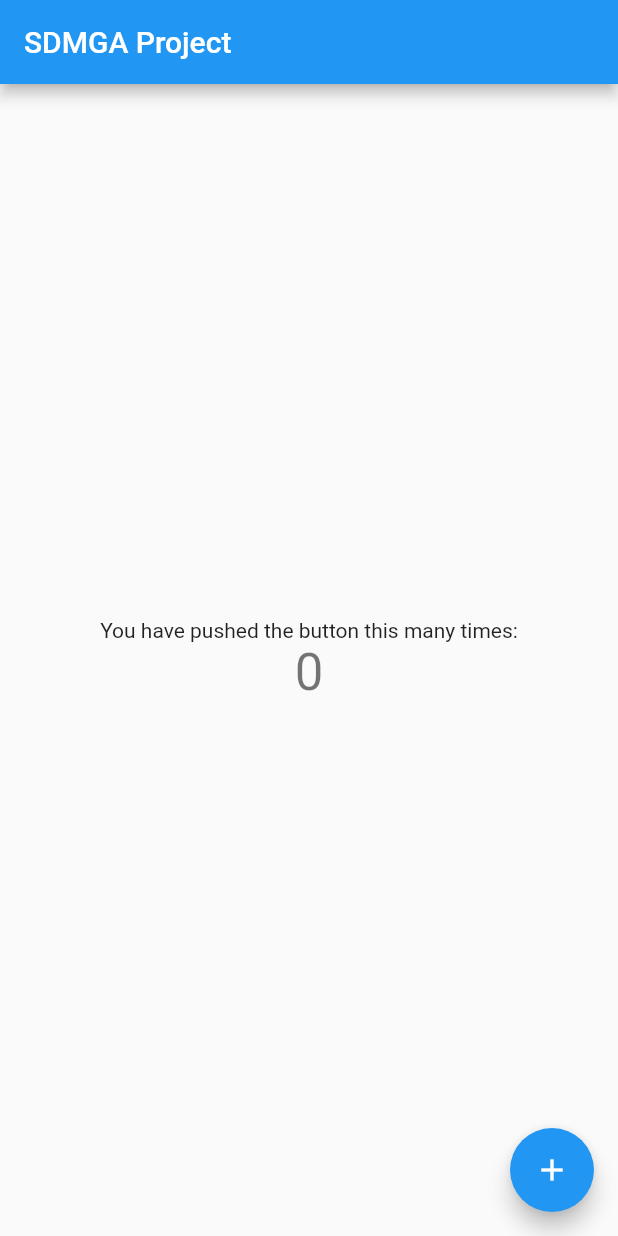
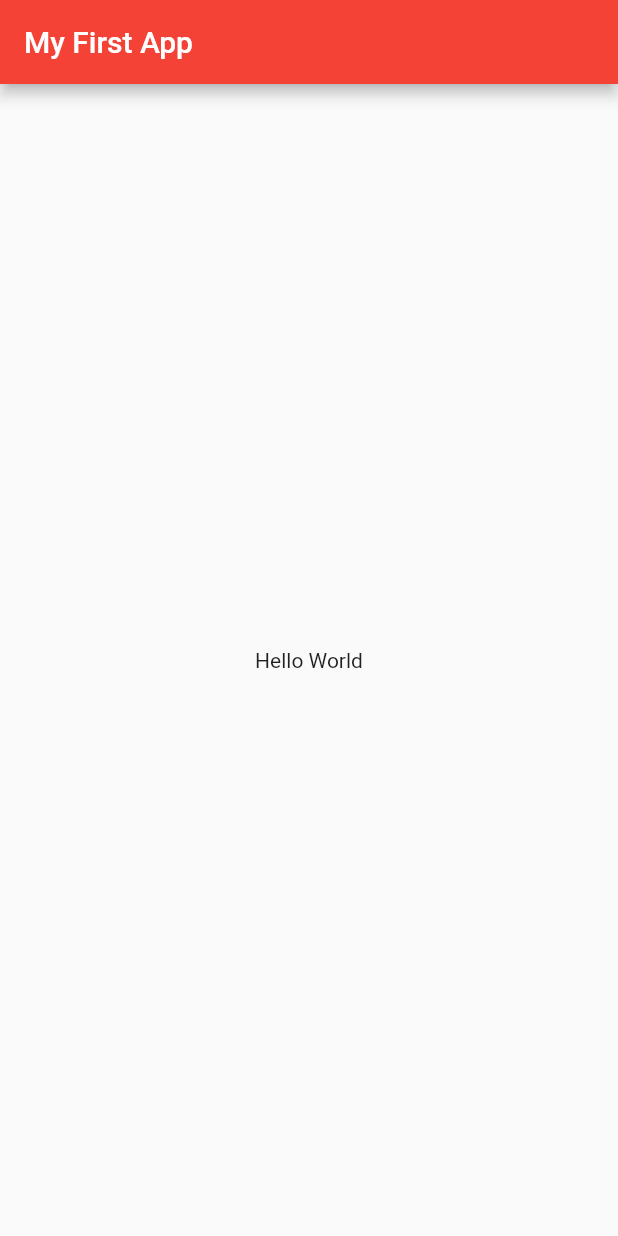
Before and after one commit to mrjthedifferent/sdmgap, a Flutter app: the screen it shows after launch, on a phone screen of 412 x 824 dp. Run offline on Flutter 3.47's test engine with Material 2 defaults, Android fonts, the phone set to English and light mode, and no system bars.

Commit message:
created Hello World App(Day2)

```diff
--- a/lib/main.dart
+++ b/lib/main.dart
@@ -11,105 +11,27 @@
   @override
   Widget build(BuildContext context) {
     return MaterialApp(
-      title: 'Flutter',
+      title: 'My First App',
       theme: ThemeData(
-        // This is the theme of your application.
-        //
-        // Try running your application with "flutter run". You'll see the
-        // application has a blue toolbar. Then, without quitting the app, try
-        // changing the primarySwatch below to Colors.green and then invoke
-        // "hot reload" (press "r" in the console where you ran "flutter run",
-        // or simply save your changes to "hot reload" in a Flutter IDE).
-        // Notice that the counter didn't reset back to zero; the application
-        // is not restarted.
-        primarySwatch: Colors.blue,
+        primarySwatch: Colors.red,
       ),
-      home: const MyHomePage(title: 'SDMGA Project'),
+      home: const MyHomePage(),
     );
   }
 }
 
-class MyHomePage extends StatefulWidget {
-  const MyHomePage({Key? key, required this.title}) : super(key: key);
-
-  // This widget is the home page of your application. It is stateful, meaning
-  // that it has a State object (defined below) that contains fields that affect
-  // how it looks.
-
-  // This class is the configuration for the state. It holds the values (in this
-  // case the title) provided by the parent (in this case the App widget) and
-  // used by the build method of the State. Fields in a Widget subclass are
-  // always marked "final".
-
-  final String title;
-
-  @override
-  State<MyHomePage> createState() => _MyHomePageState();
-}
-
-class _MyHomePageState extends State<MyHomePage> {
-  int _counter = 0;
-
-  void _incrementCounter() {
-    setState(() {
-      // This call to setState tells the Flutter framework that something has
-      // changed in this State, which causes it to rerun the build method below
-      // so that the display can reflect the updated values. If we changed
-      // _counter without calling setState(), then the build method would not be
-      // called again, and so nothing would appear to happen.
-      _counter++;
-    });
-  }
+class MyHomePage extends StatelessWidget {
+  const MyHomePage({Key? key}) : super(key: key);
 
   @override
   Widget build(BuildContext context) {
-    // This method is rerun every time setState is called, for instance as done
-    // by the _incrementCounter method above.
-    //
-    // The Flutter framework has been optimized to make rerunning build methods
-    // fast, so that you can just rebuild anything that needs updating rather
-    // than having to individually change instances of widgets.
     return Scaffold(
       appBar: AppBar(
-        // Here we take the value from the MyHomePage object that was created by
-        // the App.build method, and use it to set our appbar title.
-        title: Text(widget.title),
+        title: const Text("My First App"),
       ),
-      body: Center(
-        // Center is a layout widget. It takes a single child and positions it
-        // in the middle of the parent.
-        child: Column(
-          // Column is also a layout widget. It takes a list of children and
-          // arranges them vertically. By default, it sizes itself to fit its
-          // children horizontally, and tries to be as tall as its parent.
-          //
-          // Invoke "debug painting" (press "p" in the console, choose the
-          // "Toggle Debug Paint" action from the Flutter Inspector in Android
-          // Studio, or the "Toggle Debug Paint" command in Visual Studio Code)
-          // to see the wireframe for each widget.
-          //
-          // Column has various properties to control how it sizes itself and
-          // how it positions its children. Here we use mainAxisAlignment to
-          // center the children vertically; the main axis here is the vertical
-          // axis because Columns are vertical (the cross axis would be
-          // horizontal).
-          mainAxisAlignment: MainAxisAlignment.center,
-          children: <Widget>[
-            const Text(
-              'You have pushed the button this many times:',
-            ),
-            Text(
-              '$_counter',
-              style: Theme.of(context).textTheme.headline4,
-            ),
-          ],
-        ),
+      body: const Center(
+        child: Text("Hello World"),
       ),
-      floatingActionButton: FloatingActionButton(
-        onPressed: _incrementCounter,
-        tooltip: 'Increment',
-        child: const Icon(Icons.add),
-      ), // This trailing comma makes auto-formatting nicer for build methods.
     );
   }
 }
```
